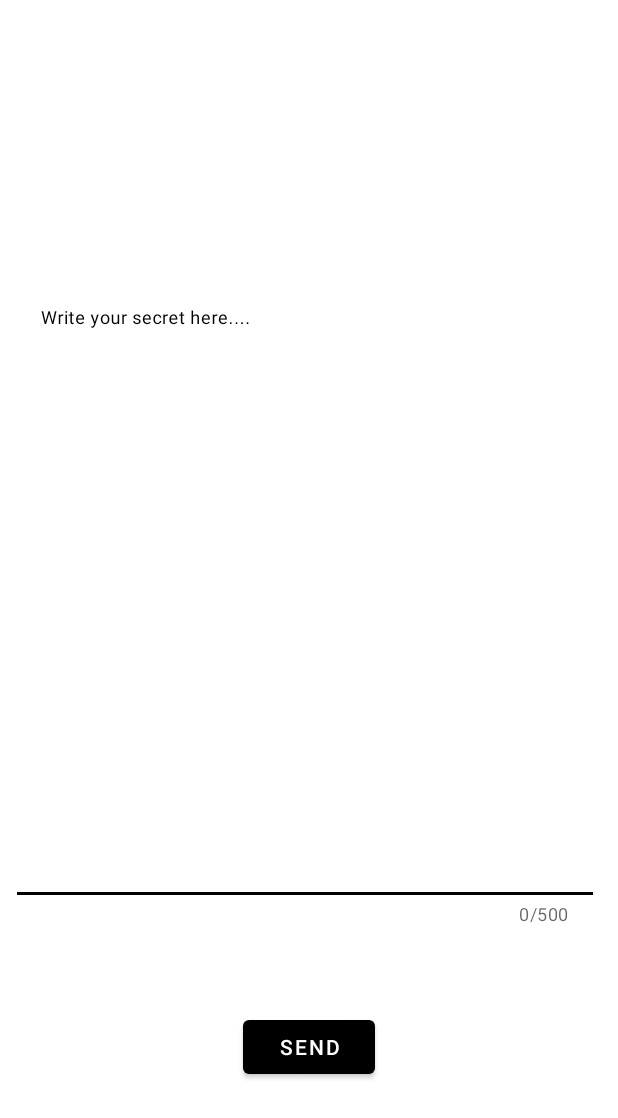
After one commit to alejandrodapenasanz/OutOfMyChest, an Android app: the sendMessage screen opened directly, with no data from a screen before it, on a phone screen of 412 x 824 dp. The commit adds this screen. Shown: the top 1118 px of the screen. Run offline under Robolectric (Android 15) with nearby library versions, the phone set to English and light mode, and no system bars; our stand-ins replace Firebase (no records; nobody signed in at launch, a user with empty details on screens opened directly).

Commit message:
Messages are stored in the Firebase DB

```diff
--- a/app/src/main/AndroidManifest.xml
+++ b/app/src/main/AndroidManifest.xml
@@ -9,7 +9,9 @@
         android:roundIcon="@mipmap/ic_launcher_round"
         android:supportsRtl="true"
         android:theme="@style/Theme.OutOfMyChest">
-        <activity android:name=".userProfile"></activity>
+        <activity android:name=".requestMessage"></activity>
+        <activity android:name=".sendMessage" />
+        <activity android:name=".userProfile" />
         <activity android:name=".userLogin" />
         <activity android:name=".userRegister" />
         <activity android:name=".MainActivity">
--- /dev/null
+++ b/app/src/main/java/com/androidpprog2/outofmychest/sendMessage.java
@@ -0,0 +1,56 @@
+package com.androidpprog2.outofmychest;
+
+import androidx.appcompat.app.AppCompatActivity;
+
+import android.content.Intent;
+import android.os.Bundle;
+import android.view.View;
+import android.widget.Button;
+
+import com.google.android.material.textfield.TextInputLayout;
+import com.google.firebase.database.DatabaseReference;
+import com.google.firebase.database.FirebaseDatabase;
+
+public class sendMessage extends AppCompatActivity {
+
+    TextInputLayout messageLayout;
+    String intentUsername;
+    Button btn_send_msg;
+
+    FirebaseDatabase rootNode;
+    DatabaseReference reference;
+
+    @Override
+    protected void onCreate(Bundle savedInstanceState) {
+        super.onCreate(savedInstanceState);
+        setContentView(R.layout.activity_send_message);
+
+        messageLayout = (TextInputLayout)findViewById(R.id.textInputLayoutMsg);
+        btn_send_msg = (Button)findViewById(R.id.sendMessageButton);
+
+        Intent intent = getIntent();
+        intentUsername = intent.getStringExtra("username");
+
+        btn_send_msg.setOnClickListener(new View.OnClickListener() {
+            @Override
+            public void onClick(View v) {
+                getmsg();
+            }
+        });
+
+
+    }
+
+    private void getmsg(){
+        String strMessage = messageLayout.getEditText().getText().toString();
+        message msg = new message(strMessage,intentUsername);
+
+        DatabaseReference mDatabase = FirebaseDatabase.getInstance().getReference();
+
+        //mDatabase.child("messages").child(intentUsername).setValue(strMessage);
+        mDatabase.child("messages").push().setValue(msg);
+
+    }
+
+
+}
--- a/app/src/main/java/com/androidpprog2/outofmychest/userLogin.java
+++ b/app/src/main/java/com/androidpprog2/outofmychest/userLogin.java
@@ -82,6 +82,7 @@ public class userLogin extends AppCompatActivity {
                         intent.putExtra("email",emailFromDb);
                         intent.putExtra("password",passwordFromDb);
 
+
                         startActivity(intent);
                     }else{
                         //Error
--- a/app/src/main/java/com/androidpprog2/outofmychest/userRegister.java
+++ b/app/src/main/java/com/androidpprog2/outofmychest/userRegister.java
@@ -92,7 +92,6 @@ public class userRegister extends AppCompatActivity {
 
 
     }
-
     private void canRegister(User user){
         int result = 0;
         String username = user.getUsername();
--- /dev/null
+++ b/app/src/main/res/layout/activity_send_message.xml
@@ -0,0 +1,46 @@
+<?xml version="1.0" encoding="utf-8"?>
+<androidx.constraintlayout.widget.ConstraintLayout xmlns:android="http://schemas.android.com/apk/res/android"
+    xmlns:app="http://schemas.android.com/apk/res-auto"
+    xmlns:tools="http://schemas.android.com/tools"
+    android:layout_width="match_parent"
+    android:layout_height="match_parent"
+    tools:context=".sendMessage">
+
+    <com.google.android.material.textfield.TextInputLayout
+        android:id="@+id/textInputLayoutMsg"
+        android:layout_width="384dp"
+        android:layout_height="435dp"
+        app:counterEnabled="true"
+        app:counterMaxLength="500"
+        app:layout_constraintBottom_toBottomOf="parent"
+        app:layout_constraintEnd_toEndOf="parent"
+        app:layout_constraintHorizontal_bias="0.407"
+        app:layout_constraintStart_toStartOf="parent"
+        app:layout_constraintTop_toTopOf="parent">
+
+        <com.google.android.material.textfield.TextInputEditText
+            android:id="@+id/msgInput"
+            android:layout_width="match_parent"
+            android:layout_height="402dp"
+            android:layout_marginTop="0dp"
+            android:backgroundTint="#FFFFFF"
+            android:hint="Write your secret here...."
+            android:textColor="#090909"
+            android:textColorHighlight="#040303"
+            android:textColorHint="#020202"
+            android:textColorLink="#070707" />
+    </com.google.android.material.textfield.TextInputLayout>
+
+    <Button
+        android:id="@+id/sendMessageButton"
+        android:layout_width="wrap_content"
+        android:layout_height="wrap_content"
+        android:text="SEND"
+        android:textColor="#FDFDFD"
+        app:layout_constraintBottom_toBottomOf="parent"
+        app:layout_constraintEnd_toEndOf="parent"
+        app:layout_constraintStart_toStartOf="parent"
+        app:layout_constraintTop_toBottomOf="@+id/textInputLayoutMsg"
+        app:layout_constraintVertical_bias="0.302" />
+
+</androidx.constraintlayout.widget.ConstraintLayout>
--- a/app/src/main/res/layout/activity_user_login.xml
+++ b/app/src/main/res/layout/activity_user_login.xml
@@ -39,7 +39,7 @@
         android:layout_height="wrap_content"
         android:ems="10"
         android:hint="Password"
-        android:inputType="textPersonName"
+        android:inputType="textPassword"
         app:layout_constraintBottom_toTopOf="@+id/login_btn_login"
         app:layout_constraintEnd_toEndOf="parent"
         app:layout_constraintHorizontal_bias="0.497"
```
Also changed, not shown: app/src/main/java/com/androidpprog2/outofmychest/message.java (added, +28 -0 lines), app/src/main/java/com/androidpprog2/outofmychest/requestMessage.java (added, +14 -0 lines), app/src/main/java/com/androidpprog2/outofmychest/userProfile.java (+38 -1 lines), app/src/main/res/layout/activity_request_message.xml (added, +10 -0 lines), app/src/main/res/layout/activity_user_profile.xml (+24 -0 lines), app/src/main/res/drawable/recievemessagebackground.jpg (added).
